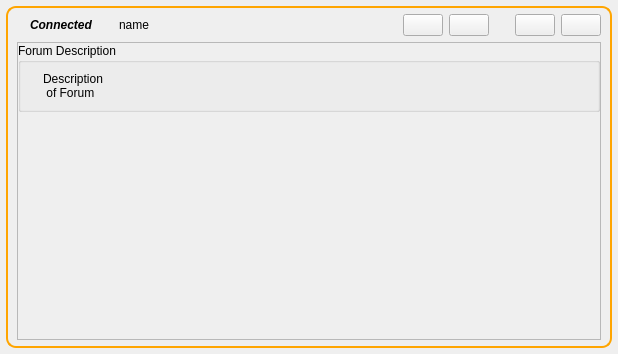
First picture: the form in retroshare-gui/src/gui/feeds/ForumNewItem.ui, repository RetroShare/RetroShare, before the edit.
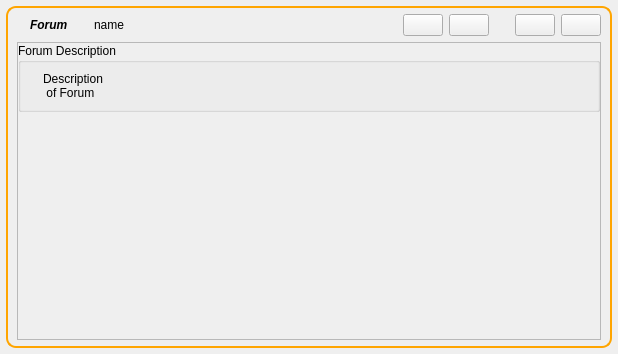
Second picture: the form after the edit. Icons and pictures are not drawn.

Patch:
```diff
--- a/retroshare-gui/src/gui/feeds/ForumNewItem.ui
+++ b/retroshare-gui/src/gui/feeds/ForumNewItem.ui
@@ -78,7 +78,7 @@
            <string notr="true"/>
           </property>
           <property name="text">
-           <string>Connected</string>
+           <string notr="true">Forum</string>
           </property>
          </widget>
         </item>
```
Left out of the diff: 19 changed lines with no effect on the pictures.
